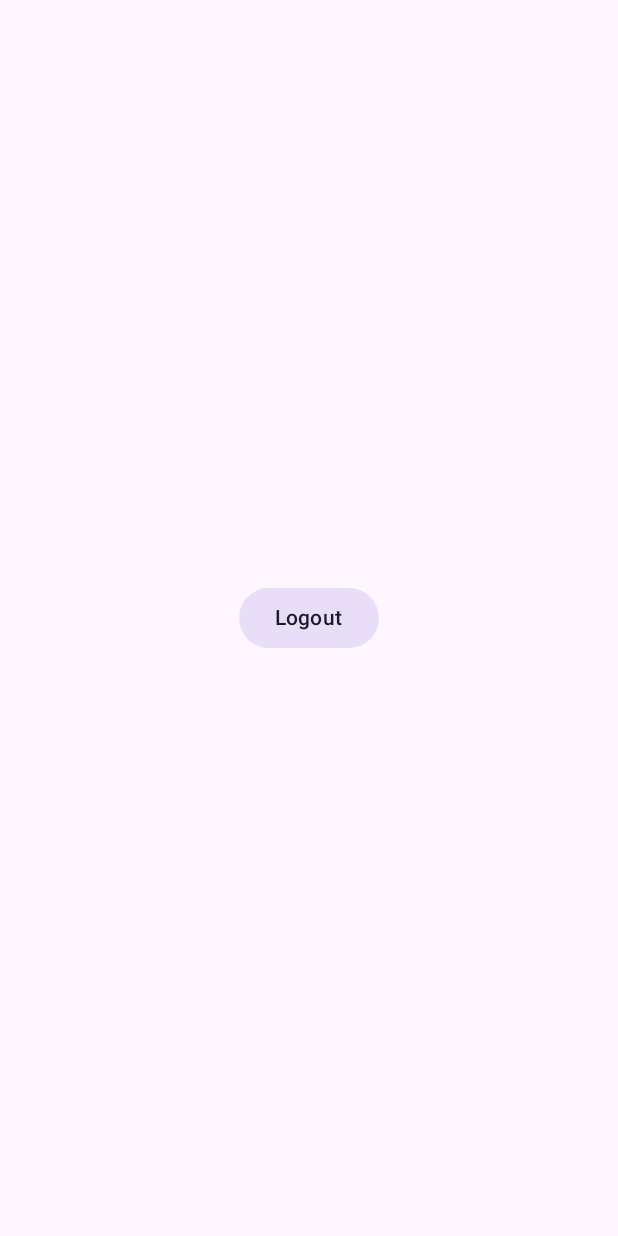
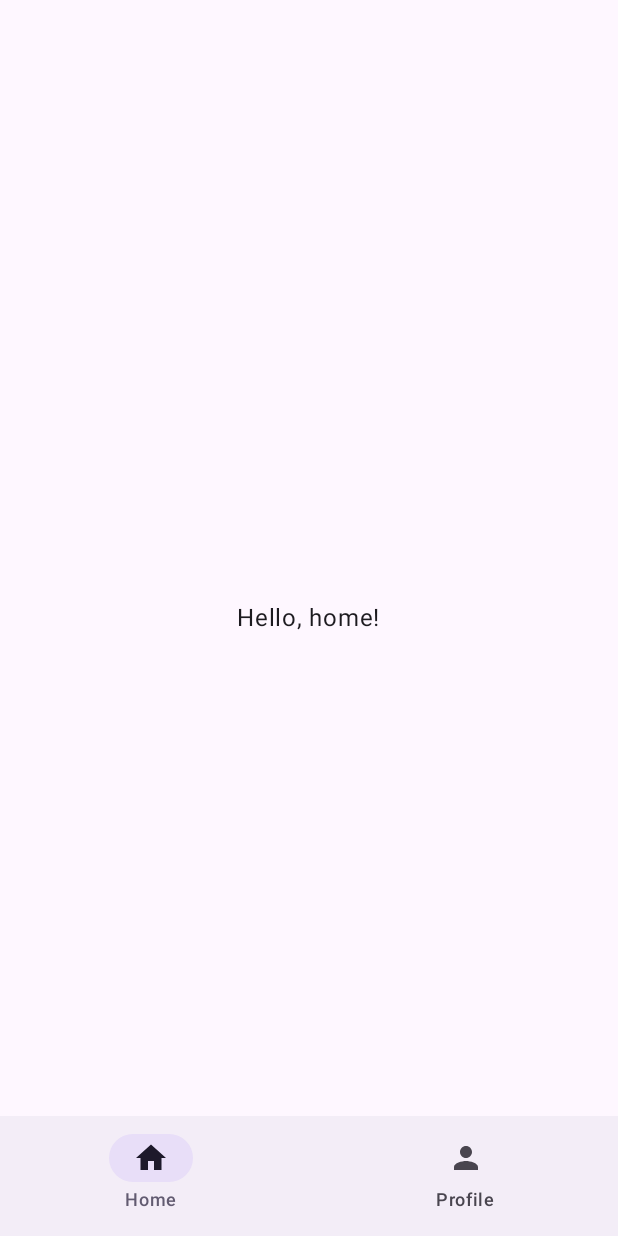
Before and after one commit to Herr-Tymoshenko/konekoconnection, an Android app built with Jetpack Compose: the screen it shows after launch (MainActivity), after a tap on "Login with Google", on a phone screen of 412 x 824 dp. Run offline under Robolectric (Android 15) with nearby library versions, the phone set to English and light mode, and no system bars.

Commit message:
Fixed root navigation and completed content navigation

```diff
--- a/app/src/main/java/blue/koneko/konekoconnection/MainActivity.kt
+++ b/app/src/main/java/blue/koneko/konekoconnection/MainActivity.kt
@@ -3,17 +3,10 @@ package blue.koneko.konekoconnection
 import android.os.Bundle
 import androidx.activity.ComponentActivity
 import androidx.activity.compose.setContent
-import androidx.compose.foundation.layout.fillMaxSize
-import androidx.compose.material3.MaterialTheme
-import androidx.compose.material3.Surface
-import androidx.compose.material3.Text
-import androidx.compose.runtime.Composable
-import androidx.compose.ui.Modifier
-import androidx.compose.ui.tooling.preview.Preview
 import androidx.core.splashscreen.SplashScreen.Companion.installSplashScreen
 import androidx.navigation.NavHostController
 import androidx.navigation.compose.rememberNavController
-import blue.koneko.konekoconnection.ui.navigation.Navigation
+import blue.koneko.konekoconnection.navigation.RootNavigation
 import blue.koneko.konekoconnection.ui.theme.KonekoconnectionTheme
 
 class MainActivity : ComponentActivity() {
@@ -25,7 +18,7 @@ class MainActivity : ComponentActivity() {
         setContent {
             KonekoconnectionTheme {
                 navController = rememberNavController()
-                Navigation(navController = navController)
+                RootNavigation(navController = navController)
             }
         }
     }
--- /dev/null
+++ b/app/src/main/java/blue/koneko/konekoconnection/data/models/BottomBarItem.kt
@@ -0,0 +1,28 @@
+package blue.koneko.konekoconnection.data.models
+
+import androidx.compose.material.icons.Icons
+import androidx.compose.material.icons.filled.Home
+import androidx.compose.material.icons.filled.Person
+import androidx.compose.ui.graphics.vector.ImageVector
+import blue.koneko.konekoconnection.navigation.ContentScreens
+
+data class BottomBarItem(
+    val icon: ImageVector, val contentDescription: String, val label: String, val route: String
+) {
+    companion object {
+        val items = listOf(
+            BottomBarItem(
+                icon = Icons.Default.Home,
+                contentDescription = "Home",
+                label = "Home",
+                route = ContentScreens.Home.route
+            ),
+            BottomBarItem(
+                icon = Icons.Default.Person,
+                contentDescription = "Profile",
+                label = "Profile",
+                route = ContentScreens.Profile.route
+            ),
+        )
+    }
+}
--- /dev/null
+++ b/app/src/main/java/blue/koneko/konekoconnection/navigation/ContentNavigation.kt
@@ -0,0 +1,26 @@
+package blue.koneko.konekoconnection.navigation
+
+import androidx.compose.runtime.Composable
+import androidx.navigation.NavHostController
+import androidx.navigation.compose.NavHost
+import androidx.navigation.compose.composable
+import blue.koneko.konekoconnection.ui.content.home.HomeScreen
+import blue.koneko.konekoconnection.ui.content.profile.ProfileScreen
+
+@Composable
+fun ContentNavigation(navController: NavHostController, navigateToLoginScreen: () -> Unit) {
+    NavHost(navController = navController, startDestination = ContentScreens.Home.route) {
+        composable(ContentScreens.Home.route) {
+            HomeScreen()
+        }
+        composable(ContentScreens.Profile.route) {
+            ProfileScreen(navigateToLoginScreen = navigateToLoginScreen)
+        }
+    }
+}
+
+sealed class ContentScreens(val route: String) {
+    data object Home : ContentScreens("home")
+
+    data object Profile : RootScreens("profile")
+}
--- /dev/null
+++ b/app/src/main/java/blue/koneko/konekoconnection/navigation/RootNavigation.kt
@@ -0,0 +1,37 @@
+package blue.koneko.konekoconnection.navigation
+
+import androidx.compose.runtime.Composable
+import androidx.navigation.NavHostController
+import androidx.navigation.compose.NavHost
+import androidx.navigation.compose.composable
+import blue.koneko.konekoconnection.ui.content.ContentScreen
+import blue.koneko.konekoconnection.ui.login.LoginScreen
+
+@Composable
+fun RootNavigation(
+    navController: NavHostController
+) {
+    NavHost(navController = navController, startDestination = RootScreens.Login.route) {
+        composable(RootScreens.Login.route) {
+            LoginScreen(navController = navController)
+        }
+        composable(RootScreens.Content.route) {
+            ContentScreen(navigateToLoginScreen = {
+                navigateToLoginScreen(navController = navController)
+            })
+        }
+    }
+}
+
+private fun navigateToLoginScreen(navController: NavHostController) {
+    navController.navigate(RootScreens.Login.route) {
+        popUpTo(RootScreens.Content.route) {
+            inclusive = true
+        }
+    }
+}
+
+sealed class RootScreens(val route: String) {
+    data object Login : RootScreens("login")
+    data object Content: RootScreens("content")
+}
--- /dev/null
+++ b/app/src/main/java/blue/koneko/konekoconnection/ui/content/ContentScreen.kt
@@ -0,0 +1,68 @@
+package blue.koneko.konekoconnection.ui.content
+
+import android.util.Log
+import androidx.compose.material3.Icon
+import androidx.compose.material3.NavigationBar
+import androidx.compose.material3.NavigationBarItem
+import androidx.compose.material3.Scaffold
+import androidx.compose.material3.Text
+import androidx.compose.runtime.Composable
+import androidx.compose.runtime.getValue
+import androidx.compose.runtime.mutableIntStateOf
+import androidx.compose.runtime.remember
+import androidx.compose.runtime.setValue
+import androidx.navigation.NavHostController
+import androidx.navigation.compose.rememberNavController
+import blue.koneko.konekoconnection.data.models.BottomBarItem
+import blue.koneko.konekoconnection.navigation.ContentNavigation
+
+@Composable
+fun ContentScreen(navigateToLoginScreen: () -> Unit) {
+    val navController = rememberNavController()
+
+    Scaffold(bottomBar = {
+        BottomNavigation(navController = navController)
+    }, floatingActionButton = {
+        AddPhotoButton()
+    }) { paddingValues ->
+        Log.d("TAG", "ContentScreen: $paddingValues")
+
+        ContentNavigation(navController = navController,
+            navigateToLoginScreen = { navigateToLoginScreen() })
+    }
+}
+
+@Composable
+fun BottomNavigation(navController: NavHostController) {
+    var selectedItem by remember { mutableIntStateOf(0) }
+
+    NavigationBar {
+        BottomBarItem.items.forEachIndexed { index, item ->
+            NavigationBarItem(icon = {
+                Icon(
+                    imageVector = item.icon,
+                    contentDescription = item.contentDescription
+                )
+            },
+                label = { Text(text = item.label) },
+                selected = selectedItem == index,
+                onClick = {
+                    selectedItem = index
+                    onNavigationItemClick(navController = navController, route = item.route)
+                })
+        }
+    }
+}
+
+@Composable
+fun AddPhotoButton() {
+
+}
+
+private fun onNavigationItemClick(navController: NavHostController, route: String) {
+    navController.navigate(route) {
+        popUpTo(navController.graph.id) {
+            inclusive = true
+        }
+    }
+}
--- a/app/src/main/java/blue/koneko/konekoconnection/ui/content/home/HomeScreen.kt
+++ b/app/src/main/java/blue/koneko/konekoconnection/ui/content/home/HomeScreen.kt
@@ -1,9 +1,7 @@
 package blue.koneko.konekoconnection.ui.content.home
 
 import androidx.compose.foundation.layout.Box
-import androidx.compose.foundation.layout.Row
 import androidx.compose.foundation.layout.fillMaxSize
-import androidx.compose.material3.FilledTonalButton
 import androidx.compose.material3.Surface
 import androidx.compose.material3.Text
 import androidx.compose.runtime.Composable
@@ -11,23 +9,12 @@ import androidx.compose.ui.Alignment
 import androidx.compose.ui.Modifier
 
 @Composable
-fun HomeScreen(
-    navigateToLoginScreen: () -> Unit
-) {
+fun HomeScreen() {
     Surface {
         Box(
             modifier = Modifier.fillMaxSize(), contentAlignment = Alignment.Center
         ) {
-            LoginButton(navigateToLoginScreen)
+            Text(text = "Hello, home!")
         }
     }
 }
-
-@Composable
-fun LoginButton(navigateToLoginScreen: () -> Unit) {
-    FilledTonalButton(onClick = { navigateToLoginScreen.invoke() }) {
-        Row(verticalAlignment = Alignment.CenterVertically) {
-            Text(text = "Logout")
-        }
-    }
-}
--- /dev/null
+++ b/app/src/main/java/blue/koneko/konekoconnection/ui/content/profile/ProfileScreen.kt
@@ -0,0 +1,31 @@
+package blue.koneko.konekoconnection.ui.content.profile
+
+import androidx.compose.foundation.layout.Box
+import androidx.compose.foundation.layout.Row
+import androidx.compose.foundation.layout.fillMaxSize
+import androidx.compose.material3.FilledTonalButton
+import androidx.compose.material3.Surface
+import androidx.compose.material3.Text
+import androidx.compose.runtime.Composable
+import androidx.compose.ui.Alignment
+import androidx.compose.ui.Modifier
+
+@Composable
+fun ProfileScreen(navigateToLoginScreen: () -> Unit) {
+    Surface {
+        Box(
+            modifier = Modifier.fillMaxSize(), contentAlignment = Alignment.Center
+        ) {
+            LogoutButton(navigateToLoginScreen)
+        }
+    }
+}
+
+@Composable
+fun LogoutButton(navigateToLoginScreen: () -> Unit) {
+    FilledTonalButton(onClick = { navigateToLoginScreen.invoke() }) {
+        Row(verticalAlignment = Alignment.CenterVertically) {
+            Text(text = "Logout")
+        }
+    }
+}
--- a/app/src/main/java/blue/koneko/konekoconnection/ui/login/LoginScreen.kt
+++ b/app/src/main/java/blue/koneko/konekoconnection/ui/login/LoginScreen.kt
@@ -15,23 +15,23 @@ import androidx.compose.runtime.Composable
 import androidx.compose.ui.Alignment
 import androidx.compose.ui.Modifier
 import androidx.compose.ui.unit.dp
+import androidx.navigation.NavHostController
+import blue.koneko.konekoconnection.navigation.RootScreens
 
 @Composable
-fun LoginScreen(
-    navigateToHomeScreen: () -> Unit
-) {
+fun LoginScreen(navController: NavHostController) {
     Surface {
         Box(
             modifier = Modifier.fillMaxSize(), contentAlignment = Alignment.Center
         ) {
-            LoginButton(navigateToHomeScreen)
+            LoginButton(navController = navController)
         }
     }
 }
 
 @Composable
-fun LoginButton(navigateToHomeScreen: () -> Unit) {
-    FilledTonalButton(onClick = { navigateToHomeScreen.invoke() }) {
+fun LoginButton(navController: NavHostController) {
+    FilledTonalButton(onClick = { login(navController = navController) }) {
         Row(verticalAlignment = Alignment.CenterVertically) {
             Text(text = "Login with Google")
             Spacer(modifier = Modifier.size(8.dp))
@@ -39,3 +39,11 @@ fun LoginButton(navigateToHomeScreen: () -> Unit) {
         }
     }
 }
+
+private fun login(navController: NavHostController) {
+    navController.navigate(RootScreens.Content.route) {
+        popUpTo(RootScreens.Login.route) {
+            inclusive = true
+        }
+    }
+}
--- a/app/src/main/java/blue/koneko/konekoconnection/ui/navigation/Navigation.kt
+++ /dev/null
@@ -1,23 +0,0 @@
-package blue.koneko.konekoconnection.ui.navigation
-
-import androidx.compose.runtime.Composable
-import androidx.compose.runtime.remember
-import androidx.navigation.NavHostController
-import androidx.navigation.compose.NavHost
-import blue.koneko.konekoconnection.ui.navigation.destinations.homeComposable
-import blue.koneko.konekoconnection.ui.navigation.destinations.loginComposable
-import blue.koneko.konekoconnection.utils.Constants.LOGIN_SCREEN
-
-@Composable
-fun Navigation(
-    navController: NavHostController
-) {
-    val screen = remember(navController) {
-        Screens(navController)
-    }
-
-    NavHost(navController = navController, startDestination = LOGIN_SCREEN) {
-        loginComposable(navigateToHomeScreen = screen.home)
-        homeComposable(navigateToLoginScreen = screen.login)
-    }
-}
--- a/app/src/main/java/blue/koneko/konekoconnection/ui/navigation/Screens.kt
+++ /dev/null
@@ -1,20 +0,0 @@
-package blue.koneko.konekoconnection.ui.navigation
-
-import androidx.navigation.NavHostController
-import blue.koneko.konekoconnection.utils.Constants.HOME_SCREEN
-import blue.koneko.konekoconnection.utils.Constants.LOGIN_SCREEN
-
-class Screens(navController: NavHostController) {
-    val login = {
-        navController.popBackStack()
-        navController.navigate("login") {
-            popUpTo(LOGIN_SCREEN) { inclusive = true }
-        }
-    }
-    val home = {
-        navController.popBackStack()
-        navController.navigate("home") {
-            popUpTo(HOME_SCREEN) { inclusive = true }
-        }
-    }
-}
--- a/app/src/main/java/blue/koneko/konekoconnection/ui/navigation/destinations/HomeComposable.kt
+++ /dev/null
@@ -1,16 +0,0 @@
-package blue.koneko.konekoconnection.ui.navigation.destinations
-
-import androidx.navigation.NavGraphBuilder
-import androidx.navigation.compose.composable
-import blue.koneko.konekoconnection.ui.content.home.HomeScreen
-import blue.koneko.konekoconnection.utils.Constants.HOME_SCREEN
-
-fun NavGraphBuilder.homeComposable(
-    navigateToLoginScreen: () -> Unit
-) {
-    composable(
-        route = HOME_SCREEN
-    ) {
-        HomeScreen(navigateToLoginScreen)
-    }
-}
--- a/app/src/main/java/blue/koneko/konekoconnection/ui/navigation/destinations/LoginComposable.kt
+++ /dev/null
@@ -1,16 +0,0 @@
-package blue.koneko.konekoconnection.ui.navigation.destinations
-
-import androidx.navigation.NavGraphBuilder
-import androidx.navigation.compose.composable
-import blue.koneko.konekoconnection.ui.login.LoginScreen
-import blue.koneko.konekoconnection.utils.Constants.LOGIN_SCREEN
-
-fun NavGraphBuilder.loginComposable(
-    navigateToHomeScreen: () -> Unit
-) {
-    composable(
-        route = LOGIN_SCREEN,
-    ) {
-        LoginScreen(navigateToHomeScreen)
-    }
-}
--- a/app/src/main/java/blue/koneko/konekoconnection/utils/Constants.kt
+++ b/app/src/main/java/blue/koneko/konekoconnection/utils/Constants.kt
@@ -1,6 +1,5 @@
 package blue.koneko.konekoconnection.utils
 
 object Constants {
-    const val LOGIN_SCREEN = "login"
-    const val HOME_SCREEN = "home"
+
 }
```
